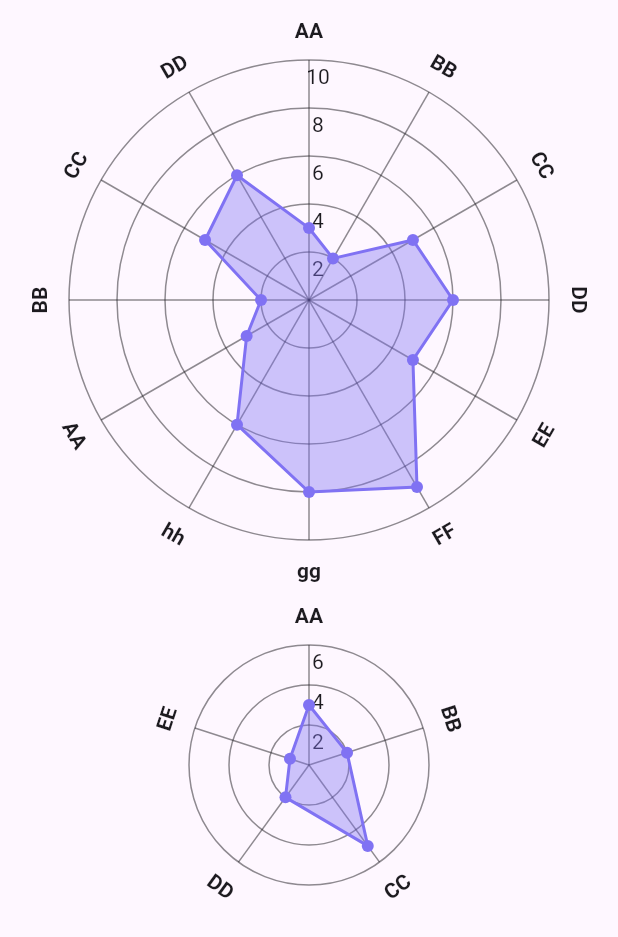
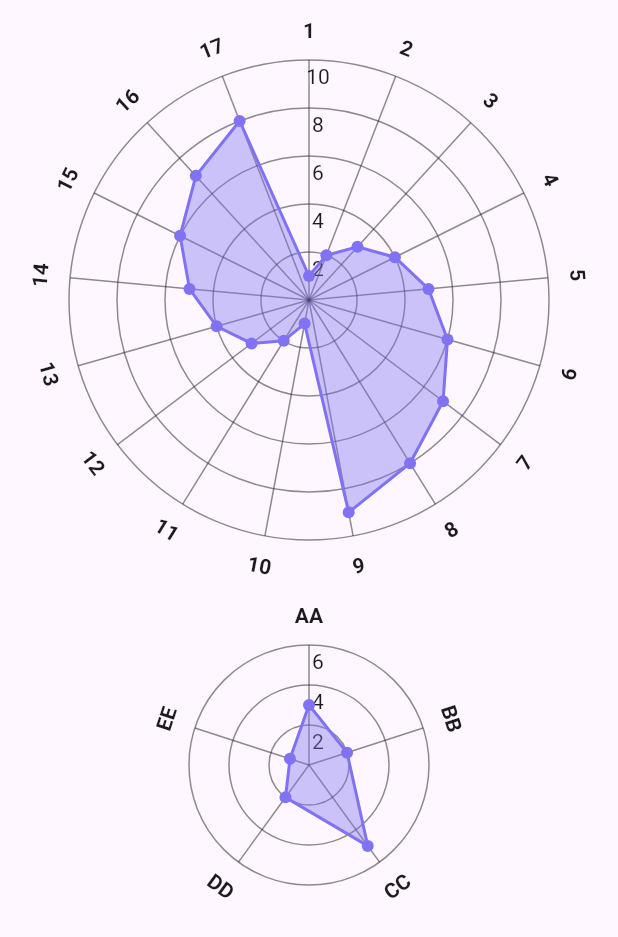
Before and after one commit to VishnuB01/radar_chart_plus, a Flutter app: the screen it shows after launch, on a phone screen of 412 x 824 dp. Shown: the top 937 px of the screen. Run offline on Flutter 3.47's test engine with Material 3 defaults, Android fonts, the phone set to English and light mode, and no system bars.

Commit message:
removed old hardcode

```diff
--- a/example/lib/main.dart
+++ b/example/lib/main.dart
@@ -35,10 +35,10 @@ class MyApp extends StatelessWidget {
                   ticks: [2, 4, 6, 8, 10],
 
                   /// The labels to display on the chart.
-                  labels: ['AA', 'BB', 'CC', 'DD', 'EE', 'FF','gg','hh','AA', 'BB', 'CC', 'DD'],
+                  labels: ['1','2','3','4','5','6','7','8','9','10','11','12','13','14','15','16','17'],
 
                   /// The data to display on the chart.
-                  data: [3, 2, 5, 6, 5, 9,8,6,3, 2, 5, 6],
+                  data: [1,2,3,4,5,6,7,8,9,1,2,3,4,5,6,7,8],
                 ),
               ),
 
--- a/lib/radar_chart_plus.dart
+++ b/lib/radar_chart_plus.dart
@@ -38,8 +38,8 @@ class RadarChartPlus extends StatefulWidget {
     required this.chartFillColor,
     this.dotColor,
   }) : assert(
-         data.length >= 3 && data.length <= 15,
-         'data length must be between 3 and 10',
+         data.length >= 3,
+         'data length must be greater than 2',
        ),
        assert(
          labels.length == data.length,
```
